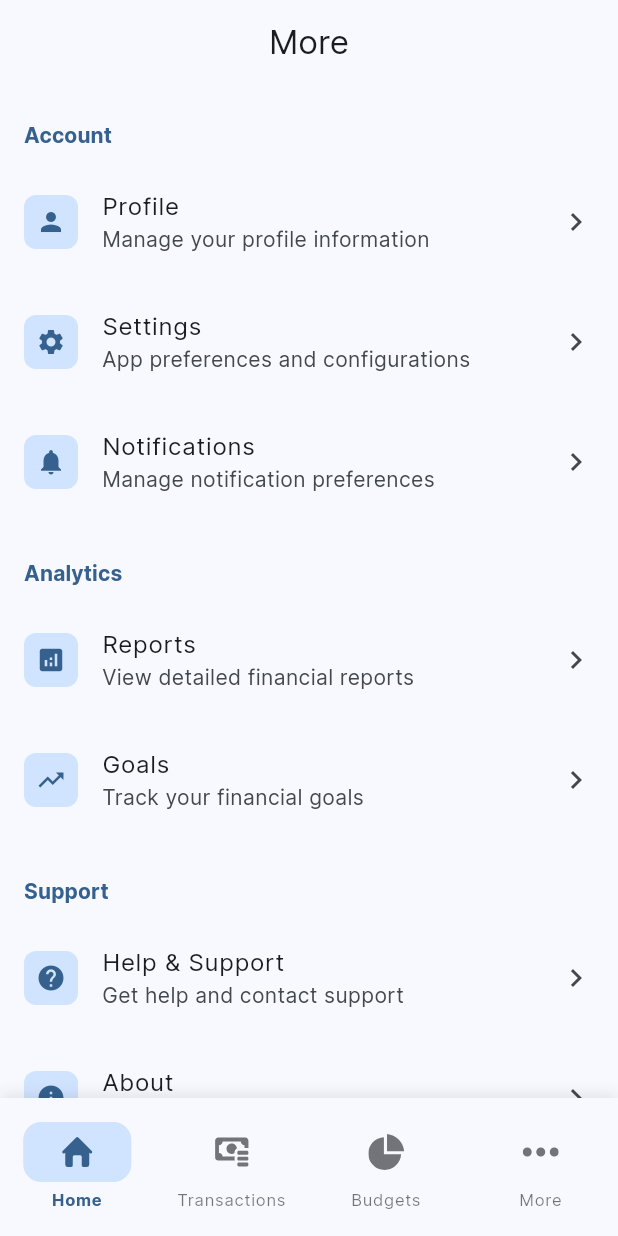
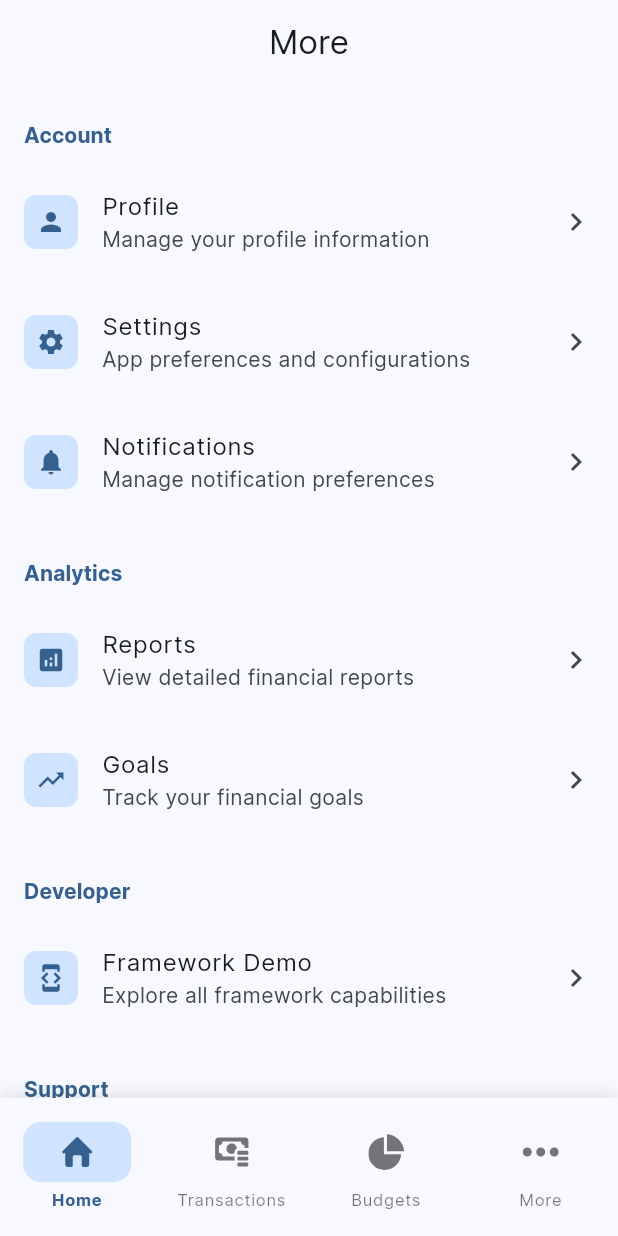
Before and after one commit to PhanMai010203/littlepig, a Flutter app: the MorePage screen opened by its route, on a phone screen of 412 x 824 dp. Run offline on Flutter 3.47's test engine with Material 3 defaults, Android fonts, the phone set to English and light mode, and no system bars; our stand-ins replace auto_size_text, bloc, csv, device_info_plus, drift, dynamic_color and 19 more; missing offline and left inert: googleapis, mime_type, sqlite3; accounts and stored records are empty; generated files the repository leaves out were written again.

Commit message:
Updated more_page

```diff
--- a/finance/lib/features/more/presentation/pages/more_page.dart
+++ b/finance/lib/features/more/presentation/pages/more_page.dart
@@ -42,7 +42,6 @@ class MorePage extends StatelessWidget {
               );
             },
           ),
-
           _SectionHeader(title: 'Analytics'),
           _MenuItem(
             icon: Icons.analytics,
@@ -64,7 +63,15 @@ class MorePage extends StatelessWidget {
               );
             },
           ),
-
+          _SectionHeader(title: 'Developer'),
+          _MenuItem(
+            icon: Icons.developer_mode,
+            title: 'Framework Demo',
+            subtitle: 'Explore all framework capabilities',
+            onTap: () {
+              context.push('/demo');
+            },
+          ),
           _SectionHeader(title: 'Support'),
           _MenuItem(
             icon: Icons.help,
@@ -104,9 +111,9 @@ class _SectionHeader extends StatelessWidget {
       child: Text(
         title,
         style: Theme.of(context).textTheme.titleSmall?.copyWith(
-          color: Theme.of(context).colorScheme.primary,
-          fontWeight: FontWeight.w600,
-        ),
+              color: Theme.of(context).colorScheme.primary,
+              fontWeight: FontWeight.w600,
+            ),
       ),
     );
   }
```
